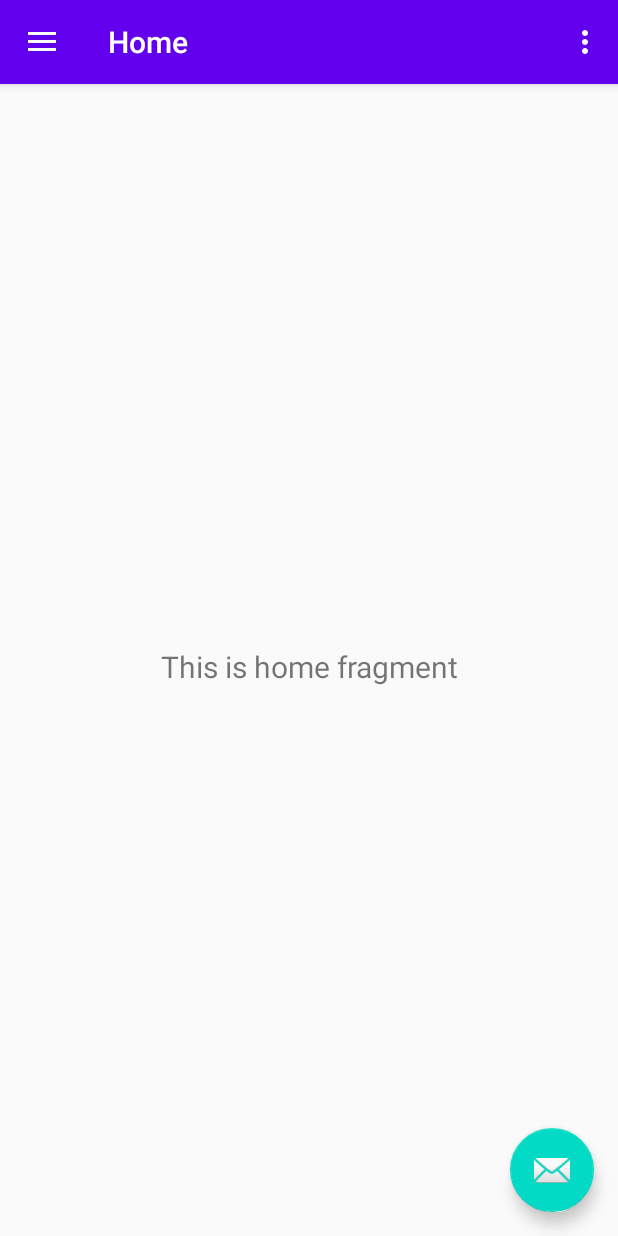
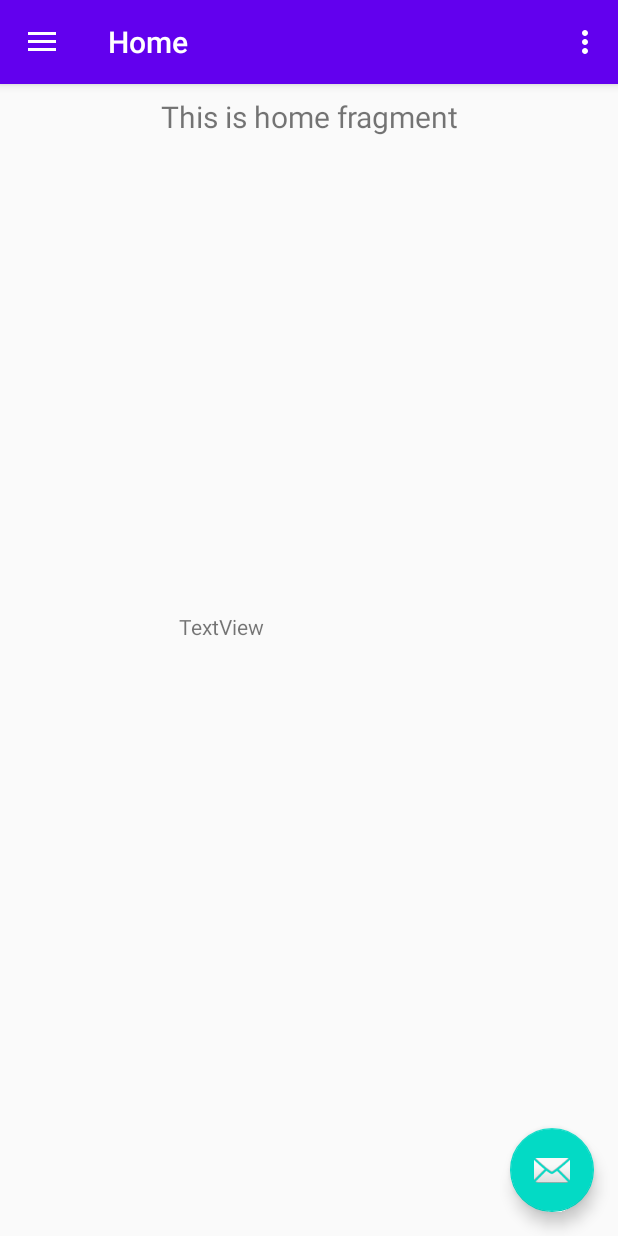
Before and after one commit to Camerajonas/ES96A-App, an Android app: the screen it shows after launch (MainActivity), on a phone screen of 412 x 824 dp. Run offline under Robolectric (Android 15) with nearby library versions, the light colour scheme and no system bars; our stand-ins replace navigation-ui.

Commit message:
Added springs to tether

```diff
--- a/app/src/main/res/layout/content_main.xml
+++ b/app/src/main/res/layout/content_main.xml
@@ -17,4 +17,14 @@
         app:layout_constraintRight_toRightOf="parent"
         app:layout_constraintTop_toTopOf="parent"
         app:navGraph="@navigation/mobile_navigation" />
+
+    <TextView
+        android:id="@+id/textView2"
+        android:layout_width="174dp"
+        android:layout_height="64dp"
+        android:text="TextView"
+        app:layout_constraintBottom_toBottomOf="parent"
+        app:layout_constraintEnd_toEndOf="@+id/nav_host_fragment"
+        app:layout_constraintStart_toStartOf="parent"
+        app:layout_constraintTop_toTopOf="parent" />
 </androidx.constraintlayout.widget.ConstraintLayout>
--- a/app/src/main/res/layout/fragment_home.xml
+++ b/app/src/main/res/layout/fragment_home.xml
@@ -8,8 +8,8 @@
 
     <TextView
         android:id="@+id/text_home"
-        android:layout_width="match_parent"
-        android:layout_height="wrap_content"
+        android:layout_width="259dp"
+        android:layout_height="0dp"
         android:layout_marginStart="8dp"
         android:layout_marginTop="8dp"
         android:layout_marginEnd="8dp"
```
